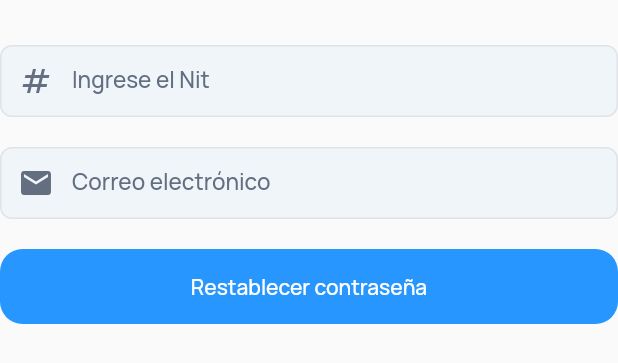
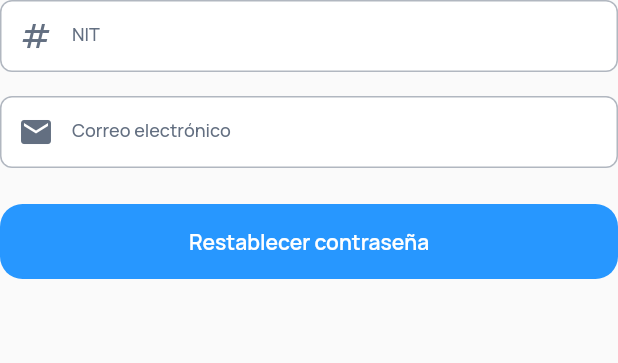
Before and after one commit to devHenao/VendedoresApp_Clean_Arquitecture, a Flutter app: the RecoveryPasswordForm widget shown alone on an empty page, opened directly with empty values, on a phone screen of 412 x 824 dp. Shown: the top 363 px of the screen. Run offline on Flutter 3.47's test engine with Material 3 defaults, Android fonts, the phone set to English and light mode, and no system bars; drawn by our look-alikes of auto_size_text; our stand-ins replace bloc, dartz, dio, dropdown_button2, easy_debounce, equatable and 14 more; missing offline and left inert: json_path, mime_type; accounts and stored records are empty.

Commit message:
update recovery password

```diff
--- a/lib/modules/recovery_password/presentation/widgets/recovery_password_form.dart
+++ b/lib/modules/recovery_password/presentation/widgets/recovery_password_form.dart
@@ -4,7 +4,7 @@ import '../../../../core/theme/theme.dart';
 import '/flutter_flow/flutter_flow_widgets.dart';
 
 class RecoveryPasswordForm extends StatelessWidget {
-  const RecoveryPasswordForm({
+  RecoveryPasswordForm({
     super.key,
     required this.formKey,
     required this.nitController,
@@ -25,109 +25,103 @@ class RecoveryPasswordForm extends StatelessWidget {
   final FormFieldValidator<String>? emailValidator;
   final VoidCallback onResetPassword;
 
+  final _borderRadius = BorderRadius.circular(8.0);
+  final _contentPadding = const EdgeInsets.symmetric(horizontal: 16, vertical: 14);
+
   @override
   Widget build(BuildContext context) {
+    final theme = GlobalTheme.of(context);
+
     return Form(
       key: formKey,
       autovalidateMode: AutovalidateMode.disabled,
-      child: _buildFormContent(context),
+      child: _buildForm(theme),
     );
   }
 
-  Widget _buildFormContent(BuildContext context) {
-    return Padding(
-      padding: const EdgeInsetsDirectional.fromSTEB(0.0, 30.0, 0.0, 0.0),
-      child: Column(
-        crossAxisAlignment: CrossAxisAlignment.start,
-        children: [
-          _buildNitField(context),
-          const SizedBox(height: 20),
-          _buildEmailField(context),
-          const SizedBox(height: 20),
-          _buildSubmitButton(context),
-        ],
-      ),
+  Widget _buildForm(GlobalTheme theme) {
+    return Column(
+      crossAxisAlignment: CrossAxisAlignment.stretch,
+      children: [
+        _buildNitField(theme),
+        const SizedBox(height: 16),
+        _buildEmailField(theme),
+        const SizedBox(height: 24),
+        _buildSubmitButton(theme),
+      ],
     );
   }
 
-  Widget _buildNitField(BuildContext context) {
-    final theme = GlobalTheme.of(context);
-
+  Widget _buildNitField(GlobalTheme theme) {
     return TextFormField(
       controller: nitController,
       focusNode: nitFocusNode,
       textInputAction: TextInputAction.next,
+      style: _buildTextStyle(theme),
       decoration: _buildInputDecoration(
-        context,
-        label: 'Ingrese el Nit',
+        theme: theme,
+        label: 'NIT',
         prefixIcon: Icons.numbers,
       ),
-      style: _buildTextStyle(theme),
       validator: nitValidator,
-      inputFormatters: [FilteringTextInputFormatter.allow(RegExp('[0-9-]'))],
+      inputFormatters: [
+        FilteringTextInputFormatter.allow(RegExp('[0-9-]')),
+        LengthLimitingTextInputFormatter(20),
+      ],
     );
   }
 
-  Widget _buildEmailField(BuildContext context) {
-    final theme = GlobalTheme.of(context);
-
+  Widget _buildEmailField(GlobalTheme theme) {
     return TextFormField(
       controller: emailController,
       focusNode: emailFocusNode,
       keyboardType: TextInputType.emailAddress,
+      style: _buildTextStyle(theme),
       decoration: _buildInputDecoration(
-        context,
+        theme: theme,
         label: 'Correo electrónico',
         prefixIcon: Icons.email,
       ),
-      style: _buildTextStyle(theme),
       validator: emailValidator,
     );
   }
 
-  InputDecoration _buildInputDecoration(
-    BuildContext context, {
+  InputDecoration _buildInputDecoration({
+    required GlobalTheme theme,
     required String label,
     required IconData prefixIcon,
   }) {
-    final theme = GlobalTheme.of(context);
-
     return InputDecoration(
       labelText: label,
-      labelStyle: theme.bodyMedium?.copyWith(
-        fontFamily: 'Manrope',
+      labelStyle: theme.bodyMedium.copyWith(
         color: theme.secondaryText,
-        fontSize: 15.0,
-        letterSpacing: 0.0,
       ),
       prefixIcon: Icon(prefixIcon, color: theme.secondaryText),
-      enabledBorder: _buildBorder(theme.alternate),
+      border: _buildBorder(theme.secondaryText.withValues(alpha: 0.5)),
+      enabledBorder: _buildBorder(theme.secondaryText.withValues(alpha: 0.5)),
       focusedBorder: _buildBorder(theme.primary, width: 1.5),
-      errorBorder: _buildBorder(Colors.red),
-      focusedErrorBorder: _buildBorder(Colors.red, width: 1.5),
+      errorBorder: _buildBorder(theme.error),
+      focusedErrorBorder: _buildBorder(theme.error),
       filled: true,
-      fillColor: theme.primaryBackground,
-      contentPadding: const EdgeInsets.symmetric(horizontal: 16, vertical: 14),
+      fillColor: theme.secondaryBackground,
+      contentPadding: _contentPadding,
     );
   }
 
   OutlineInputBorder _buildBorder(Color color, {double width = 1.0}) {
     return OutlineInputBorder(
       borderSide: BorderSide(color: color, width: width),
-      borderRadius: BorderRadius.circular(8.0),
+      borderRadius: _borderRadius,
     );
   }
 
   TextStyle _buildTextStyle(GlobalTheme theme) {
-    return theme.bodyMedium?.copyWith(
-      fontFamily: 'Manrope',
-      letterSpacing: 0.0,
-    ) ?? const TextStyle();
+    return theme.bodyMedium.copyWith(
+      color: theme.primaryText,
+    );
   }
 
-  Widget _buildSubmitButton(BuildContext context) {
-    final theme = GlobalTheme.of(context);
-
+  Widget _buildSubmitButton(GlobalTheme theme) {
     return FFButtonWidget(
       onPressed: onResetPassword,
       text: 'Restablecer contraseña',
@@ -135,11 +129,11 @@ class RecoveryPasswordForm extends StatelessWidget {
         width: double.infinity,
         height: 50.0,
         color: theme.primary,
-        textStyle: theme.titleSmall?.copyWith(
+        textStyle: theme.titleSmall.copyWith(
           fontFamily: 'Manrope',
           color: theme.info,
-          letterSpacing: 0.0,
-        ) ?? const TextStyle(),
+          fontWeight: FontWeight.w600,
+        ),
         elevation: 0.0,
         borderRadius: BorderRadius.circular(15.0),
       ),
```
Also changed, not shown: lib/modules/recovery_password/presentation/widgets/recovery_password_footer.dart (+20 -21 lines), lib/modules/recovery_password/presentation/widgets/recovery_password_header.dart (+14 -13 lines).
